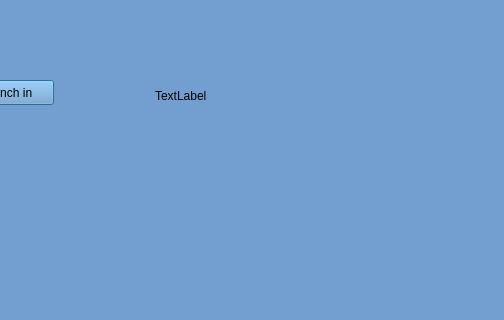
Before: the Qt Designer form dashboard.ui in aatish-infostride/pyqt, drawn with Qt 5; both pictures show x 95 to 599 and y 0 to 320 of the 599 by 500 pixel window.
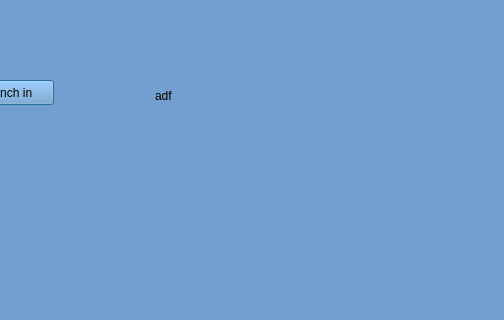
After: the same form once the commit is applied.

```diff
--- a/dashboard.ui
+++ b/dashboard.ui
@@ -40,7 +40,7 @@
     </rect>
    </property>
    <property name="text">
-    <string>TextLabel</string>
+    <string>adf</string>
    </property>
   </widget>
  </widget>
```
